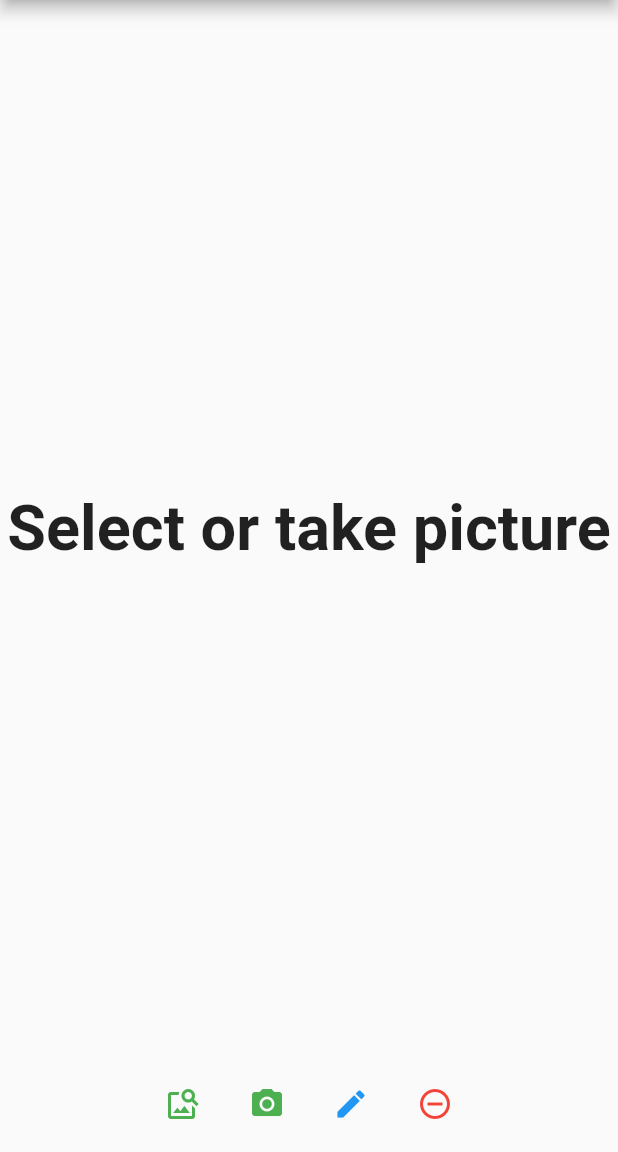
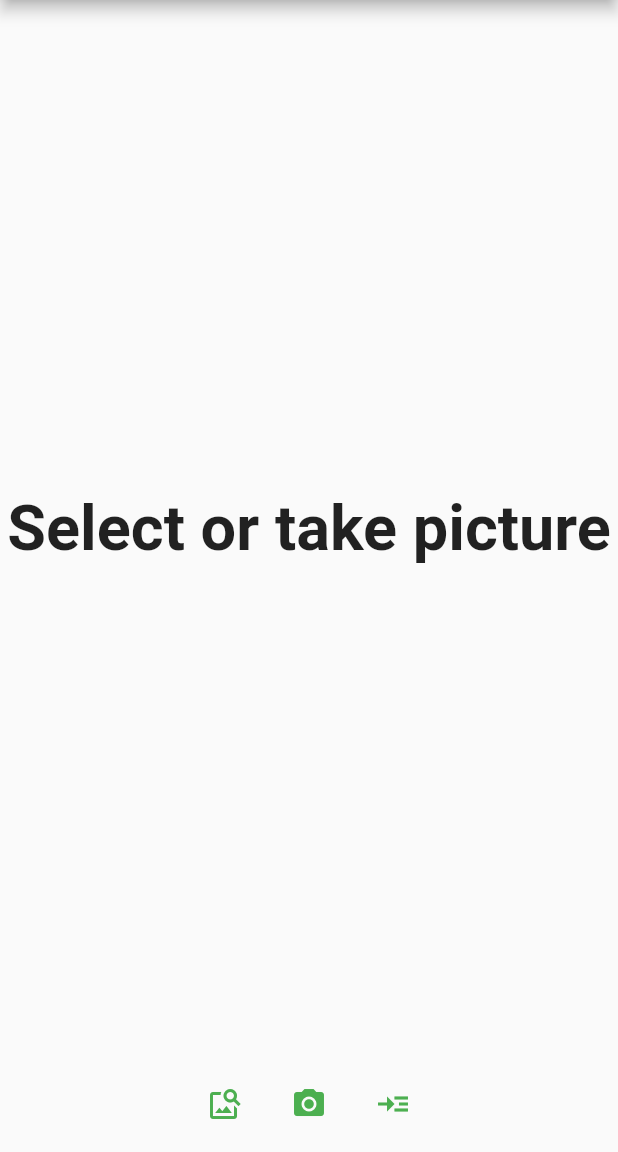
Before and after one commit to Cyb3rxK1lls/kingdomino-scorer, a Flutter app: the screen it shows after launch, after a tap on the "image search" icon, on a phone screen of 412 x 824 dp, the part 84-1236 px from its top. Run offline on Flutter 3.47's test engine with Material 2 defaults, Android fonts, the light colour scheme and no system bars; our stand-ins replace image_picker.

Commit message:
implemented UI for loading history (code still needs to be cleaned up a bit). Ensured logical functionality like only being able to view a past game, and won't let users edit a game that was just saved

```diff
--- a/kingdomino_score_calculator/lib/main.dart
+++ b/kingdomino_score_calculator/lib/main.dart
@@ -1,16 +1,19 @@
+import 'dart:io';
 import 'dart:math';
 
 import 'package:flutter/material.dart';
 import 'package:flutter/services.dart';
 import 'package:http/http.dart' as http;
+import 'package:path_provider/path_provider.dart';
 import 'package:image_picker/image_picker.dart';
 import 'package:kingdomino_score_calculator/board.dart';
+import 'package:kingdomino_score_calculator/history.dart';
 import 'package:kingdomino_score_calculator/tile.dart';
 import 'package:kingdomino_score_calculator/tile_widget.dart';
 
 enum Status { success, loadFailure, noDetections }
 enum Loading { loading, loaded, neither }
-enum Mode { view, edit }
+enum Mode { view, edit, history, regular }
 
 void main() {
   runApp(const MyApp());
@@ -43,11 +46,15 @@ class _MyHomePageState extends State<MyHomePage> {
   // "http://10.129.16.113:8000/file";
   final ImagePicker _picker = ImagePicker();
   final int imageSize = 640;
+  int _selectedHistoryItem = 0;
+  bool recentlySaved = false;
+  bool pastGame = false;
   Loading _load = Loading.neither;
   Status _status = Status.noDetections;
   Mode _mode = Mode.view;
   String mainText = "";
   List<String> classes = [];
+  List<History> history = [];
   List<Tile> tiles = [];
   Board board = Board([]);
   List<Widget> tileWidgets = [];
@@ -57,6 +64,7 @@ class _MyHomePageState extends State<MyHomePage> {
     _load = Loading.neither;
     _status = Status.noDetections;
     _loadClasses();
+    _loadHistory();
     _refreshMainText();
   }
 
@@ -78,7 +86,12 @@ class _MyHomePageState extends State<MyHomePage> {
           if (_load == Loading.loaded) {
             mainText = "Found no tiles.";
           } else {
+            if (recentlySaved) {
+              mainText = "Saved! Select or take picture again";
+              recentlySaved = false;
+            } else {
               mainText = "Select or take picture";
+            }
           }
           break;
       }
@@ -108,8 +121,7 @@ class _MyHomePageState extends State<MyHomePage> {
         double yMid = double.parse(components.elementAt(2));
         double width = double.parse(components.elementAt(3));
         double height = double.parse(components.elementAt(4));
-        tiles.add(Tile(
-            label, xMid, yMid, width, height, imageSize, imageSize, false));
+        tiles.add(Tile(label, xMid, yMid, width, height, imageSize, false));
       }
     }
 
@@ -139,6 +151,103 @@ class _MyHomePageState extends State<MyHomePage> {
   void _loadClasses() async {
     String classesText = await rootBundle.loadString('assets/classes.txt');
     classes = classesText.split('\n');
+  }
+
+  Future<String> _getPath(String folder) async {
+    final directory = await getApplicationDocumentsDirectory();
+    final Directory desiredFolder = Directory('${directory.path}/$folder/');
+    if (!await desiredFolder.exists()) {
+      desiredFolder.create();
+    }
+    return desiredFolder.path;
+  }
+
+  Future<File> _getFile(String folder, String filename) async {
+    final path = await _getPath(folder);
+    final File desiredFile = File('$path/$filename');
+    if (!await desiredFile.exists()) {
+      return desiredFile.create();
+    }
+    return desiredFile;
+  }
+
+  void _loadHistory() async {
+    File gamelist = await _getFile('', 'historyList.txt');
+    List<String> games = await gamelist.readAsLines();
+    for (String s in games) {
+      String name = s.split(' ')[0];
+      int score = int.parse(s.split(' ')[1]);
+      history.add(History(name, score));
+    }
+  }
+
+  void _writeGame(String filename) async {
+    List<String> boardState = board.packageBoard();
+    File historyFile = await _getFile('history', '$filename.txt');
+    String contents = "";
+    for (String tile in boardState) {
+      contents += tile + '\n';
+    }
+    historyFile.writeAsString(contents);
+  }
+
+  void _writeStats(String filename) async {
+    File statsFile = await _getFile('', 'aggregateStats.txt');
+    // TODO
+  }
+
+  void loadGame(String filename) async {
+    List<Tile> tiles = [];
+    File gameFile = await _getFile('history', '$filename.txt');
+    String content = await gameFile.readAsString();
+    List<String> packedTiles = content.split('\n');
+    for (String tile in packedTiles) {
+      if (tile.isEmpty) {
+        continue;
+      }
+      List<String> components = tile.split(' ');
+      String label = components.elementAt(0);
+      double xMid = double.parse(components.elementAt(1));
+      double yMid = double.parse(components.elementAt(2));
+      double width = double.parse(components.elementAt(3));
+      double height = double.parse(components.elementAt(4));
+      tiles.add(Tile(label, xMid, yMid, width, height, imageSize, false));
+    }
+
+    setState(() {
+      _load = Loading.loaded;
+      _status = Status.success;
+      _mode = Mode.view;
+      board = Board(tiles);
+      pastGame = true;
+      tileWidgets = [];
+      for (Tile tile in board.board) {
+        tileWidgets.add(TileWidget(tile: tile));
+      }
+      _refreshMainText();
+    });
+  }
+
+  void saveGame() async {
+    DateTime time = DateTime.now();
+    String filename = '${time.year.toString()}_${time.month.toString()}_';
+    filename += '${time.day.toString()}_${time.hour.toString()}_';
+    filename += '${time.minute.toString()}_${time.second.toString()}';
+    _writeStats(filename);
+    _writeGame(filename);
+    History newHistory = History(filename, board.totalScore);
+    File gameFile = await _getFile('', 'historyList.txt');
+    final contents = await gameFile.readAsString();
+    String newContents = contents + newHistory.toString() + '\n';
+    gameFile.writeAsString(newContents);
+    history.add(newHistory);
+    setState(() {
+      _load = Loading.neither;
+      _status = Status.noDetections;
+      board = Board([]);
+      recentlySaved = true;
+      _refreshMainText();
+    });
   }
 
   /// Choose an image from storage
@@ -182,14 +291,22 @@ class _MyHomePageState extends State<MyHomePage> {
     });
   }
 
-  void _changeMode() {
+  void _changeMode({Mode newMode = Mode.regular}) {
     setState(() {
+      if (newMode == Mode.regular) {
         if (_mode == Mode.view) {
           _mode = Mode.edit;
         } else {
           _mode = Mode.view;
         }
+      } else if (newMode == Mode.history) {
+        _mode = Mode.history;
+      }
     });
+  }
+
+  void _historyLoadMode() {
+    _changeMode(newMode: Mode.history);
   }
 
   List<Widget> _createDraggableTiles(double size) {
@@ -261,7 +378,27 @@ class _MyHomePageState extends State<MyHomePage> {
     if (dragTiles.isEmpty && tiles.isNotEmpty) {
       dragTiles = _createDraggableTiles(dragSize);
     }
+
     List<Widget> widgets = [];
+    List<Widget> buttons = [];
+    if (_mode != Mode.history) {
+      buttons.add(IconButton(
+        icon: const Icon(Icons.image_search),
+        onPressed: galleryPicture,
+        tooltip: 'Choose image from gallery',
+        color: Colors.green,
+      ));
+      buttons.add(IconButton(
+        icon: const Icon(Icons.camera_alt),
+        onPressed: cameraPicture,
+        tooltip: "Choose image from camera",
+        color: Colors.green,
+      ));
+      buttons.add(IconButton(
+          icon: const Icon(Icons.read_more),
+          onPressed: _historyLoadMode,
+          tooltip: 'Load past game',
+          color: Colors.green));
       if (_status == Status.success) {
         // success ==> display board
         widgets.add(Expanded(
@@ -277,6 +414,18 @@ class _MyHomePageState extends State<MyHomePage> {
           ),
           flex: 7,
         ));
+        buttons.add(IconButton(
+            icon: const Icon(Icons.remove_circle_outline_outlined),
+            onPressed: clearBoard,
+            tooltip: 'Clear Board',
+            color: Colors.red));
+        if (!pastGame) {
+          buttons.add(IconButton(
+              icon: Icon(_mode == Mode.view ? Icons.edit : Icons.save_alt),
+              onPressed: _changeMode,
+              tooltip: _mode == Mode.view ? "View board" : "Edit board",
+              color: Colors.blue));
+        }
       }
       if (_mode == Mode.view) {
         int _flex = _status != Status.success ? 0 : 1;
@@ -288,6 +437,13 @@ class _MyHomePageState extends State<MyHomePage> {
           ),
           flex: _flex,
         ));
+        if (_status == Status.success && !pastGame) {
+          buttons.add(IconButton(
+              icon: const Icon(Icons.save_rounded),
+              onPressed: saveGame,
+              tooltip: 'Save game',
+              color: Colors.blue));
+        }
       } else if (_mode == Mode.edit) {
         widgets.add(Expanded(
             child: GridView(
@@ -302,6 +458,43 @@ class _MyHomePageState extends State<MyHomePage> {
             ),
             flex: 0));
       }
+    } else {
+      List<Map> data = [];
+      for (History game in history) {
+        data.add({'name': game.name, 'score': game.score});
+      }
+      widgets.add(ListView.builder(
+        itemBuilder: (builder, index) {
+          Map game = data[index];
+          return ListTile(
+            title: Text('${game['name']}'),
+            leading: CircleAvatar(child: Text('${game['score']}')),
+            tileColor:
+                index == _selectedHistoryItem ? Colors.green : Colors.white,
+            onTap: () {
+              setState(() {
+                _selectedHistoryItem = index;
+              });
+            },
+          );
+        },
+        itemCount: data.length,
+        scrollDirection: Axis.vertical,
+        shrinkWrap: true,
+      ));
+      buttons.add(IconButton(
+          icon: const Icon(Icons.remove_circle_outline_outlined),
+          onPressed: _changeMode,
+          tooltip: 'Exit Loading',
+          color: Colors.red));
+      if (history.isNotEmpty) {
+        buttons.add(IconButton(
+            icon: const Icon(Icons.check_circle),
+            onPressed: () => loadGame(history[_selectedHistoryItem].name),
+            tooltip: 'Use this game',
+            color: Colors.green));
+      }
+    }
 
     return Scaffold(
         appBar: AppBar(
@@ -310,37 +503,14 @@ class _MyHomePageState extends State<MyHomePage> {
           ),
         ),
         body: Center(
-          child: Column(
+          child: _mode == Mode.history
+              ? Expanded(child: widgets[0])
+              : Column(
                   mainAxisAlignment: MainAxisAlignment.center,
                   children: widgets,
                 ),
         ),
-        bottomNavigationBar: ButtonBar(
-          alignment: MainAxisAlignment.center,
-          children: [
-            IconButton(
-              icon: const Icon(Icons.image_search),
-              onPressed: galleryPicture,
-              tooltip: 'Choose image from gallery',
-              color: Colors.green,
-            ),
-            IconButton(
-              icon: const Icon(Icons.camera_alt),
-              onPressed: cameraPicture,
-              tooltip: "Choose image from camera",
-              color: Colors.green,
-            ),
-            IconButton(
-                icon: Icon(_mode == Mode.view ? Icons.edit : Icons.save_alt),
-                onPressed: _changeMode,
-                tooltip: _mode == Mode.view ? "view board" : "edit board",
-                color: Colors.blue),
-            IconButton(
-                icon: const Icon(Icons.remove_circle_outline_outlined),
-                onPressed: clearBoard,
-                tooltip: 'Clear Board',
-                color: Colors.red),
-          ],
-        ));
+        bottomNavigationBar:
+            ButtonBar(alignment: MainAxisAlignment.center, children: buttons));
   }
 }
```
Lines whose indentation alone changed are shown as unchanged.
